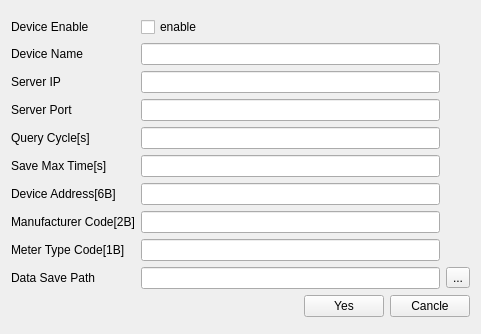
Old version of the form src/gui/frame_water_meter_device_config_edit.ui in the repository vkyzmsj/EnergyConsumptionDataAcquisition.
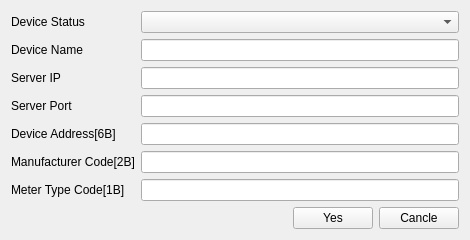
New version of the form.

Diff of the .ui file:
```diff
--- a/src/gui/frame_water_meter_device_config_edit.ui
+++ b/src/gui/frame_water_meter_device_config_edit.ui
@@ -6,8 +6,8 @@
    <rect>
     <x>0</x>
     <y>0</y>
-    <width>481</width>
-    <height>334</height>
+    <width>470</width>
+    <height>229</height>
    </rect>
   </property>
   <property name="windowTitle">
@@ -18,36 +18,13 @@
     <layout class="QVBoxLayout" name="verticalLayout">
      <item>
       <layout class="QGridLayout" name="gridLayout">
-       <item row="9" column="0">
-        <widget class="QLabel" name="label_6">
+       <item row="2" column="0">
+        <widget class="QLabel" name="label_2">
          <property name="text">
-          <string>Data Save Path</string>
+          <string>Server IP</string>
          </property>
         </widget>
        </item>
-       <item row="4" column="0">
-        <widget class="QLabel" name="label_4">
-         <property name="text">
-          <string>Query Cycle[s]</string>
-         </property>
-        </widget>
-       </item>
-       <item row="1" column="1">
-        <widget class="QLineEdit" name="lineEdit_dev_name"/>
-       </item>
-       <item row="9" column="2">
-        <widget class="QToolButton" name="toolButton">
-         <property name="text">
-          <string>...</string>
-         </property>
-        </widget>
-       </item>
-       <item row="2" column="1">
-        <widget class="QLineEdit" name="lineEdit_ip_addr"/>
-       </item>
-       <item row="4" column="1">
-        <widget class="QLineEdit" name="lineEdit_query_cycle_s"/>
-       </item>
        <item row="1" column="0">
         <widget class="QLabel" name="label">
          <property name="text">
@@ -55,79 +32,61 @@
          </property>
         </widget>
        </item>
-       <item row="5" column="0">
-        <widget class="QLabel" name="label_5">
+       <item row="0" column="0">
+        <widget class="QLabel" name="label_10">
          <property name="text">
-          <string>Save Max Time[s]</string>
+          <string>Device Status</string>
          </property>
         </widget>
        </item>
-       <item row="8" column="0">
+       <item row="6" column="0">
         <widget class="QLabel" name="label_9">
          <property name="text">
           <string>Meter Type Code[1B]</string>
          </property>
         </widget>
        </item>
-       <item row="9" column="1">
-        <widget class="QLineEdit" name="lineEdit_data_save_path"/>
-       </item>
-       <item row="3" column="0">
-        <widget class="QLabel" name="label_3">
+       <item row="5" column="0">
+        <widget class="QLabel" name="label_8">
          <property name="text">
-          <string>Server Port</string>
+          <string>Manufacturer Code[2B]</string>
          </property>
         </widget>
        </item>
-       <item row="2" column="0">
-        <widget class="QLabel" name="label_2">
-         <property name="text">
-          <string>Server IP</string>
-         </property>
-        </widget>
+       <item row="2" column="1">
+        <widget class="QLineEdit" name="lineEdit_ip_addr"/>
        </item>
-       <item row="8" column="1">
+       <item row="6" column="1">
         <widget class="QLineEdit" name="lineEdit_meter_type_code"/>
        </item>
        <item row="3" column="1">
         <widget class="QLineEdit" name="lineEdit_server_port"/>
        </item>
-       <item row="6" column="0">
+       <item row="3" column="0">
+        <widget class="QLabel" name="label_3">
+         <property name="text">
+          <string>Server Port</string>
+         </property>
+        </widget>
+       </item>
+       <item row="4" column="0">
         <widget class="QLabel" name="label_7">
          <property name="text">
           <string>Device Address[6B]</string>
          </property>
         </widget>
        </item>
-       <item row="7" column="1">
-        <widget class="QLineEdit" name="lineEdit_manufacture_code"/>
-       </item>
-       <item row="5" column="1">
-        <widget class="QLineEdit" name="lineEdit_save_max_time_s"/>
-       </item>
-       <item row="6" column="1">
+       <item row="4" column="1">
         <widget class="QLineEdit" name="lineEdit_device_addr"/>
        </item>
-       <item row="7" column="0">
-        <widget class="QLabel" name="label_8">
-         <property name="text">
-          <string>Manufacturer Code[2B]</string>
-         </property>
-        </widget>
+       <item row="5" column="1">
+        <widget class="QLineEdit" name="lineEdit_manufacture_code"/>
        </item>
-       <item row="0" column="0">
-        <widget class="QLabel" name="label_10">
-         <property name="text">
-          <string>Device Enable</string>
-         </property>
-        </widget>
+       <item row="1" column="1">
+        <widget class="QLineEdit" name="lineEdit_dev_name"/>
        </item>
        <item row="0" column="1">
-        <widget class="QCheckBox" name="checkBox_device_is_enable">
-         <property name="text">
-          <string>enable</string>
-         </property>
-        </widget>
+        <widget class="QComboBox" name="comboBox_device_status"/>
        </item>
       </layout>
      </item>
```
